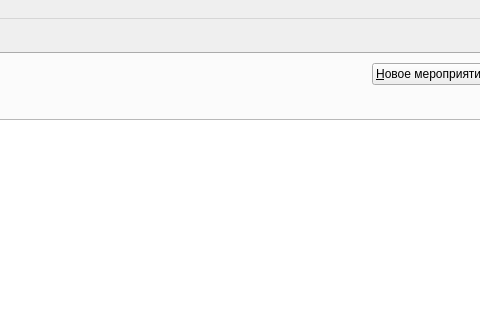
Above: app/ui/main_window.ui from NTO-2nd-stage-ABP/ccms before the change; both pictures show x 393 to 873 and y 0 to 320 of the 1004 by 713 pixel window. Below: the same form after it.
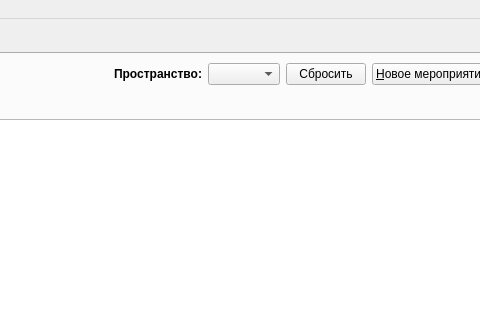
That is the form after the change. The open tabs and pages were chosen to show the change. Icons and pictures are not drawn.

Commit message: Add section filter

Patch:
```diff
--- a/app/ui/main_window.ui
+++ b/app/ui/main_window.ui
@@ -336,6 +336,28 @@
             </property>
            </spacer>
           </item>
+          <item>
+           <widget class="QLabel" name="label">
+            <property name="font">
+             <font>
+              <bold>true</bold>
+             </font>
+            </property>
+            <property name="text">
+             <string>Пространство:</string>
+            </property>
+           </widget>
+          </item>
+          <item>
+           <widget class="QComboBox" name="comboBox"/>
+          </item>
+          <item>
+           <widget class="QPushButton" name="pushButton">
+            <property name="text">
+             <string>Сбросить</string>
+            </property>
+           </widget>
+          </item>
           <item>
            <widget class="QPushButton" name="newEventPushButton">
             <property name="text">
```
Left out of the diff: 2 changed lines with no effect on the pictures. The commit also changes 1 other file.
